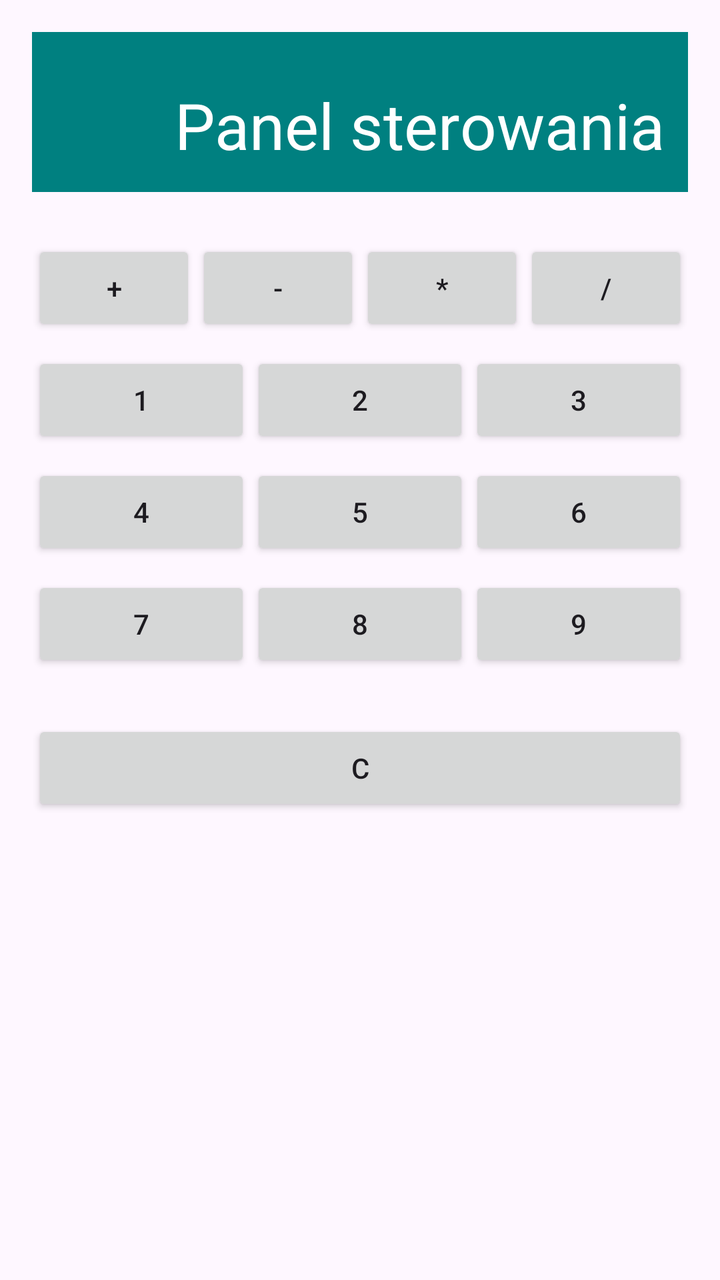
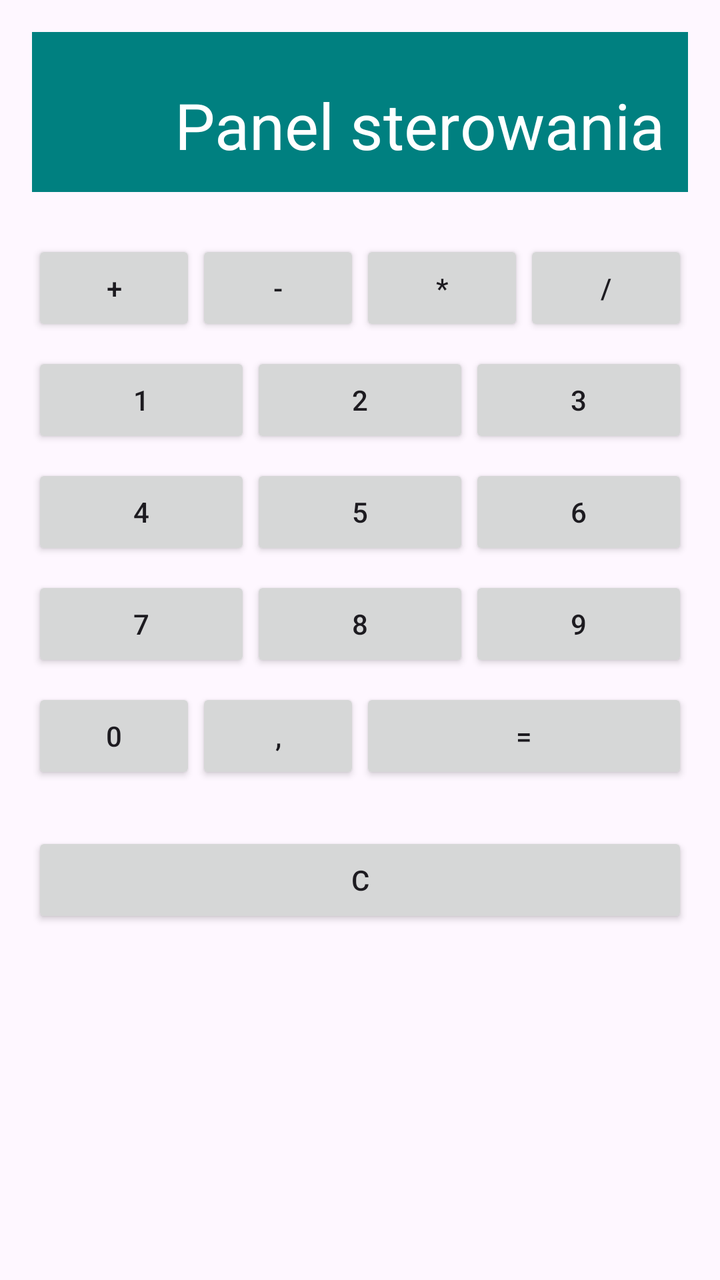

Screens rendered from an Android XML layout before and after an edit, with the pre-edit source and the edit as a unified diff.
<!-- AndroidManifest.xml: application theme Theme.Zadanko2_2809 -->
<!-- res/layout/activity_main.xml -->
<?xml version="1.0" encoding="utf-8"?>
<LinearLayout xmlns:android="http://schemas.android.com/apk/res/android"
    xmlns:tools="http://schemas.android.com/tools"
    android:id="@+id/main"
    android:layout_width="match_parent"
    android:layout_height="match_parent"
    android:orientation="vertical"
    android:padding="16dp"
    tools:context=".MainActivity">

    <TextView
        android:id="@+id/tvTitle"
        android:layout_width="match_parent"
        android:layout_height="80dp"
        android:background="#008080"
        android:gravity="bottom|right"
        android:padding="12dp"
        android:text="Panel sterowania"
        android:textColor="#FFFFFF"
        android:textSize="32sp" />

    <LinearLayout
        android:id="@+id/rowTop"
        android:layout_width="match_parent"
        android:layout_height="wrap_content"
        android:layout_marginTop="16dp"
        android:orientation="vertical">

        <LinearLayout
            android:id="@+id/rowTop"
            android:layout_width="match_parent"
            android:layout_height="wrap_content"
            android:layout_marginTop="8dp"
            android:orientation="horizontal">

            <Button
                android:id="@+id/btnA"
                android:layout_width="0dp"
                android:layout_height="wrap_content"
                android:layout_weight="1"
                android:text="+" />

            <Button
                android:id="@+id/btnB"
                android:layout_width="0dp"
                android:layout_height="wrap_content"
                android:layout_weight="1"
                android:text="-" />

            <Button
                android:id="@+id/btnC"
                android:layout_width="0dp"
                android:layout_height="wrap_content"
                android:layout_weight="1"
                android:text="*" />
            <Button
                android:id="@+id/btnC"
                android:layout_width="0dp"
                android:layout_height="wrap_content"
                android:layout_weight="1"
                android:text="/" />
        </LinearLayout>

        <LinearLayout
            android:id="@+id/rowTop"
            android:layout_width="match_parent"
            android:layout_height="wrap_content"
            android:layout_marginTop="8dp"
            android:orientation="horizontal">

            <Button
                android:id="@+id/btnA"
                android:layout_width="0dp"
                android:layout_height="wrap_content"
                android:layout_weight="1"
                android:text="1" />

            <Button
                android:id="@+id/btnB"
                android:layout_width="0dp"
                android:layout_height="wrap_content"
                android:layout_weight="1"
                android:text="2" />

            <Button
                android:id="@+id/btnC"
                android:layout_width="0dp"
                android:layout_height="wrap_content"
                android:layout_weight="1"
                android:text="3" />
        </LinearLayout>

        <LinearLayout
            android:id="@+id/rowBottom"
            android:layout_width="match_parent"
            android:layout_height="wrap_content"
            android:layout_marginTop="8dp"
            android:orientation="horizontal">

            <Button
                android:id="@+id/btnD"
                android:layout_width="0dp"
                android:layout_height="wrap_content"
                android:layout_weight="1"
                android:text="4" />

            <Button
                android:id="@+id/btnE"
                android:layout_width="0dp"
                android:layout_height="wrap_content"
                android:layout_weight="1"
                android:text="5" />

            <Button
                android:id="@+id/btnF"
                android:layout_width="0dp"
                android:layout_height="wrap_content"
                android:layout_weight="1"
                android:text="6" />
        </LinearLayout>
        <LinearLayout
            android:id="@+id/rowTop"
            android:layout_width="match_parent"
            android:layout_height="wrap_content"
            android:layout_marginTop="8dp"
            android:orientation="horizontal">

            <Button
                android:id="@+id/btnA"
                android:layout_width="0dp"
                android:layout_height="wrap_content"
                android:layout_weight="1"
                android:text="7" />

            <Button
                android:id="@+id/btnB"
                android:layout_width="0dp"
                android:layout_height="wrap_content"
                android:layout_weight="1"
                android:text="8" />

            <Button
                android:id="@+id/btnC"
                android:layout_width="0dp"
                android:layout_height="wrap_content"
                android:layout_weight="1"
                android:text="9" />
        </LinearLayout>
    </LinearLayout>

    <Button
        android:id="@+id/btnConfirm"
        android:layout_width="match_parent"
        android:layout_height="wrap_content"
        android:layout_gravity="center_horizontal"
        android:layout_marginTop="24dp"
        android:text="C" />

</LinearLayout>
<!-- resources referenced by this layout -->
<resources>
  <style name="Theme.Zadanko2_2809" parent="Base.Theme.Zadanko2_2809" />
  <style name="Base.Theme.Zadanko2_2809" parent="Theme.Material3.DayNight.NoActionBar">
          
          
      </style>
</resources>

<!-- the commit's change to res/layout/activity_main.xml (unified diff, before → after) -->
@@ -146,6 +146,34 @@
                 android:layout_weight="1"
                 android:text="9" />
         </LinearLayout>
+        <LinearLayout
+            android:id="@+id/rowTop"
+            android:layout_width="match_parent"
+            android:layout_height="wrap_content"
+            android:layout_marginTop="8dp"
+            android:orientation="horizontal">
+
+            <Button
+                android:id="@+id/btnA"
+                android:layout_width="0dp"
+                android:layout_height="wrap_content"
+                android:layout_weight="1"
+                android:text="0" />
+
+            <Button
+                android:id="@+id/btnB"
+                android:layout_width="0dp"
+                android:layout_height="wrap_content"
+                android:layout_weight="1"
+                android:text="," />
+
+            <Button
+                android:id="@+id/btnC"
+                android:layout_width="0dp"
+                android:layout_height="wrap_content"
+                android:layout_weight="2"
+                android:text="=" />
+        </LinearLayout>
     </LinearLayout>
 
     <Button
